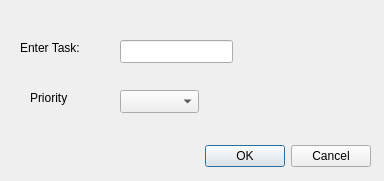
This is taskinputdialog.ui in ImAliMoussa/ToDo as Qt 5 draws it before an edit. The edited form follows.
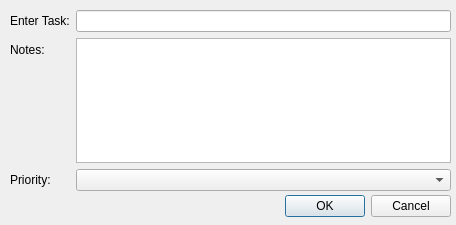
This is the edited form.

Commit message:
Add notes feature, cleaned ui up a bit
Notes still not saved though

```diff
--- a/taskinputdialog.ui
+++ b/taskinputdialog.ui
@@ -6,8 +6,8 @@
    <rect>
     <x>0</x>
     <y>0</y>
-    <width>384</width>
-    <height>181</height>
+    <width>456</width>
+    <height>225</height>
    </rect>
   </property>
   <property name="windowTitle">
@@ -16,8 +16,8 @@
   <widget class="QDialogButtonBox" name="okCancelBox">
    <property name="geometry">
     <rect>
-     <x>30</x>
-     <y>140</y>
+     <x>110</x>
+     <y>190</y>
      <width>341</width>
      <height>32</height>
     </rect>
@@ -29,51 +29,54 @@
     <set>QDialogButtonBox::Cancel|QDialogButtonBox::Ok</set>
    </property>
   </widget>
-  <widget class="QLabel" name="taskLabel">
+  <widget class="QWidget" name="formLayoutWidget">
    <property name="geometry">
     <rect>
-     <x>20</x>
-     <y>40</y>
-     <width>81</width>
-     <height>16</height>
+     <x>10</x>
+     <y>10</y>
+     <width>441</width>
+     <height>181</height>
     </rect>
    </property>
-   <property name="text">
-    <string>Enter Task:</string>
-   </property>
-  </widget>
-  <widget class="QLineEdit" name="taskLineEdit">
-   <property name="geometry">
-    <rect>
-     <x>120</x>
-     <y>40</y>
-     <width>113</width>
-     <height>23</height>
-    </rect>
-   </property>
-  </widget>
-  <widget class="QComboBox" name="priorityComboBox">
-   <property name="geometry">
-    <rect>
-     <x>120</x>
-     <y>90</y>
-     <width>79</width>
-     <height>23</height>
-    </rect>
-   </property>
-  </widget>
-  <widget class="QLabel" name="priorityLabel">
-   <property name="geometry">
-    <rect>
-     <x>30</x>
-     <y>90</y>
-     <width>59</width>
-     <height>15</height>
-    </rect>
-   </property>
-   <property name="text">
-    <string>Priority</string>
-   </property>
+   <layout class="QFormLayout" name="formLayout">
+    <item row="0" column="0">
+     <widget class="QLabel" name="taskLabel">
+      <property name="text">
+       <string>Enter Task:</string>
+      </property>
+     </widget>
+    </item>
+    <item row="0" column="1">
+     <widget class="QLineEdit" name="taskLineEdit"/>
+    </item>
+    <item row="2" column="1">
+     <widget class="QComboBox" name="priorityComboBox"/>
+    </item>
+    <item row="2" column="0">
+     <widget class="QLabel" name="priorityLabel">
+      <property name="text">
+       <string>Priority:</string>
+      </property>
+     </widget>
+    </item>
+    <item row="1" column="0">
+     <widget class="QLabel" name="label">
+      <property name="text">
+       <string>Notes:</string>
+      </property>
+     </widget>
+    </item>
+    <item row="1" column="1">
+     <widget class="QPlainTextEdit" name="plainTextEdit">
+      <property name="sizePolicy">
+       <sizepolicy hsizetype="Expanding" vsizetype="Fixed">
+        <horstretch>0</horstretch>
+        <verstretch>0</verstretch>
+       </sizepolicy>
+      </property>
+     </widget>
+    </item>
+   </layout>
   </widget>
  </widget>
  <resources/>
```
The commit also changes 4 other files.
